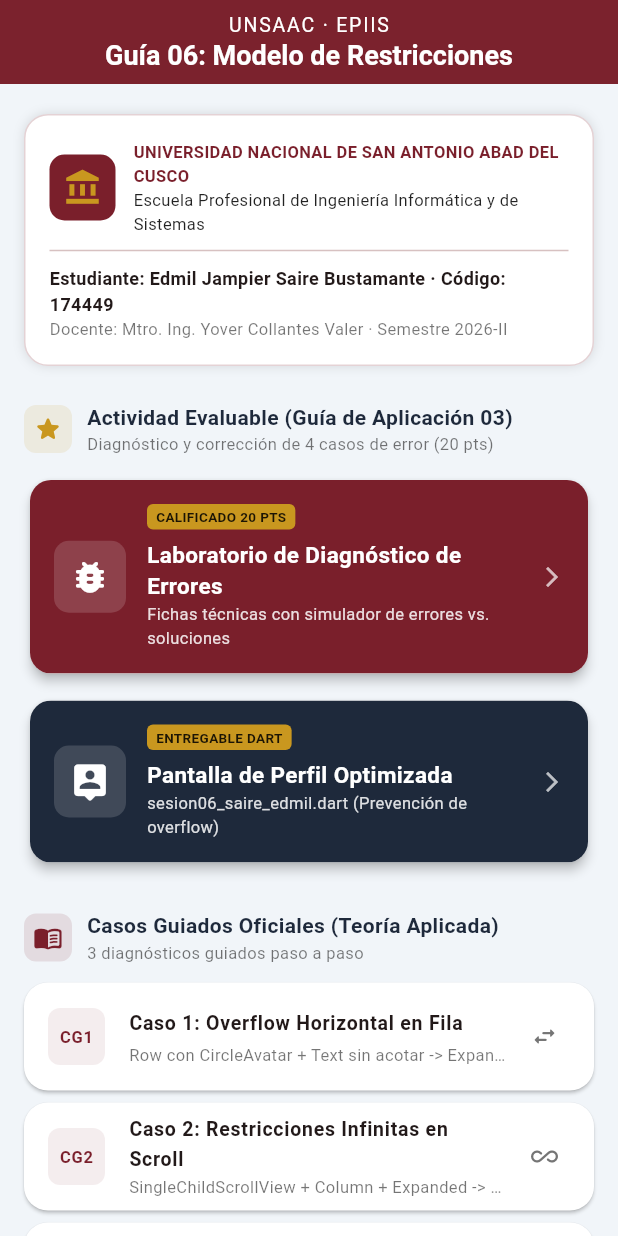
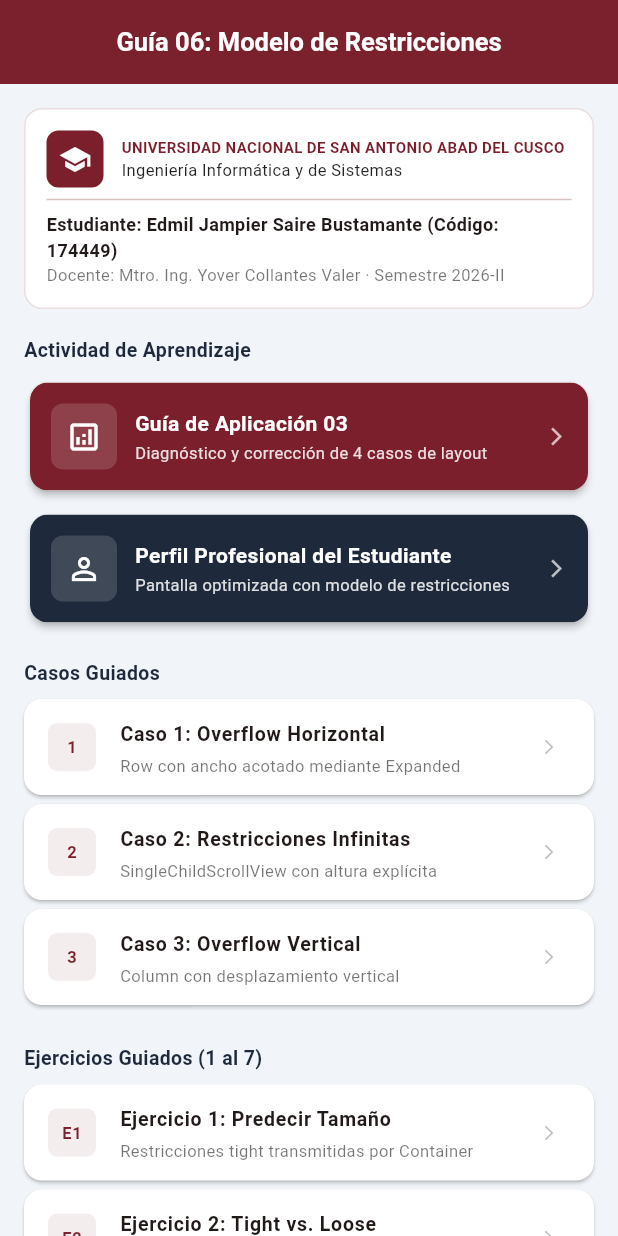
Before and after one commit to milith0kun/desarrollo-de-software-2-guia-6, a Flutter app: the screen it shows after launch, on a phone screen of 412 x 824 dp. Run offline on Flutter 3.47's test engine with Material 3 defaults, Android fonts, the phone set to English and light mode, and no system bars.

Commit message:
refactor: interfaz limpia y profesional sin textos innecesarios y capturas regeneradas

```diff
--- a/app_sesion_06/lib/main.dart
+++ b/app_sesion_06/lib/main.dart
@@ -15,35 +15,33 @@ import 'ejercicios/sesion06_saire_edmil.dart';
 
 /// ============================================================================
 /// UNIVERSIDAD NACIONAL DE SAN ANTONIO ABAD DEL CUSCO
-/// Facultad de Ingeniería Eléctrica, Electrónica, Informática y Mecánica
 /// Escuela Profesional de Ingeniería Informática y de Sistemas
 ///
 /// ASIGNATURA: Desarrollo de Software II (IF616AIN) — Semestre 2026-II
 /// DOCENTE:    Mtro. Ing. Yover Collantes Valer
 /// ESTUDIANTE: Edmil Jampier Saire Bustamante (Código: 174449)
 ///
-/// GUÍA 06: EL MODELO DE RESTRICCIONES (CONSTRAINTS GO DOWN, SIZES GO UP)
-/// APLICACIÓN OFICIAL: app_sesion_06
+/// GUÍA 06: EL MODELO DE RESTRICCIONES EN FLUTTER
 /// ============================================================================
 
 void main() {
   runApp(const AppSesion06());
 }
 
-/// Widget raíz con diseño institucional UNSAAC (Granate, Dorado y Azul)
 class AppSesion06 extends StatelessWidget {
   const AppSesion06({super.key});
 
   @override
   Widget build(BuildContext context) {
     return MaterialApp(
-      title: 'UNSAAC · Guía 06 - Modelo de Restricciones',
+      title: 'UNSAAC · Guía 06',
       debugShowCheckedModeBanner: false,
       theme: ThemeData(
+        fontFamily: 'Roboto',
         colorScheme: ColorScheme.fromSeed(
-          seedColor: const Color(0xFF7A1F2B), // Granate institucional UNSAAC
+          seedColor: const Color(0xFF7A1F2B),
           primary: const Color(0xFF7A1F2B),
-          secondary: const Color(0xFFC9971F), // Dorado institucional UNSAAC
+          secondary: const Color(0xFFC9971F),
           surface: const Color(0xFFF8FAFC),
         ),
         useMaterial3: true,
@@ -52,11 +50,11 @@ class AppSesion06 extends StatelessWidget {
           backgroundColor: Color(0xFF7A1F2B),
           foregroundColor: Colors.white,
           centerTitle: true,
-          elevation: 2,
+          elevation: 1,
         ),
         cardTheme: CardThemeData(
-          elevation: 2,
-          shape: RoundedRectangleBorder(borderRadius: BorderRadius.circular(16)),
+          elevation: 1,
+          shape: RoundedRectangleBorder(borderRadius: BorderRadius.circular(12)),
           color: Colors.white,
         ),
       ),
@@ -81,7 +79,6 @@ class AppSesion06 extends StatelessWidget {
   }
 }
 
-/// Menú interactivo central para navegación de toda la Sesión 6
 class MenuPrincipalGuia6 extends StatelessWidget {
   const MenuPrincipalGuia6({super.key});
 
@@ -89,191 +86,83 @@ class MenuPrincipalGuia6 extends StatelessWidget {
   Widget build(BuildContext context) {
     return Scaffold(
       appBar: AppBar(
-        title: const Column(
-          children: [
-            Text(
-              'UNSAAC · EPIIS',
-              style: TextStyle(fontSize: 13, letterSpacing: 1.2, fontWeight: FontWeight.w400),
-            ),
-            Text(
-              'Guía 06: Modelo de Restricciones',
-              style: TextStyle(fontSize: 18, fontWeight: FontWeight.bold),
-            ),
-          ],
+        title: const Text(
+          'Guía 06: Modelo de Restricciones',
+          style: TextStyle(fontSize: 17, fontWeight: FontWeight.bold),
         ),
       ),
       body: SingleChildScrollView(
-        padding: const EdgeInsets.symmetric(horizontal: 16.0, vertical: 20.0),
+        padding: const EdgeInsets.symmetric(horizontal: 16.0, vertical: 16.0),
         child: Column(
           crossAxisAlignment: CrossAxisAlignment.start,
           children: [
-            _buildEncabezadoInstitucional(context),
-            const SizedBox(height: 24),
+            _buildEncabezadoEstudiante(),
+            const SizedBox(height: 18),
 
-            // Sección destacada: Guía de Aplicación 03
-            _buildTituloSeccion(
-              icono: Icons.star_rounded,
-              color: const Color(0xFFC9971F),
-              titulo: 'Actividad Evaluable (Guía de Aplicación 03)',
-              subtitulo: 'Diagnóstico y corrección de 4 casos de error (20 pts)',
+            // Actividad Principal
+            _buildSeccionTitulo('Actividad de Aprendizaje'),
+            const SizedBox(height: 8),
+            _buildTarjetaPrincipal(
+              context: context,
+              titulo: 'Guía de Aplicación 03',
+              subtitulo: 'Diagnóstico y corrección de 4 casos de layout',
+              ruta: '/guia_03',
+              icono: Icons.analytics_outlined,
+              color: const Color(0xFF7A1F2B),
             ),
-            const SizedBox(height: 12),
-            _buildTarjetaDestacada(
+            const SizedBox(height: 8),
+            _buildTarjetaPrincipal(
               context: context,
-              titulo: 'Laboratorio de Diagnóstico de Errores',
-              subtitulo: 'Fichas técnicas con simulador de errores vs. soluciones',
-              etiqueta: 'CALIFICADO 20 PTS',
-              ruta: '/guia_03',
-              icono: Icons.bug_report_rounded,
-              colorFondo: const Color(0xFF7A1F2B),
-            ),
-            const SizedBox(height: 10),
-            _buildTarjetaDestacada(
-              context: context,
-              titulo: 'Pantalla de Perfil Optimizada',
-              subtitulo: 'sesion06_saire_edmil.dart (Prevención de overflow)',
-              etiqueta: 'ENTREGABLE DART',
+              titulo: 'Perfil Profesional del Estudiante',
+              subtitulo: 'Pantalla optimizada con modelo de restricciones',
               ruta: '/perfil_saire',
-              icono: Icons.person_pin_rounded,
-              colorFondo: const Color(0xFF1E293B),
+              icono: Icons.person_outline,
+              color: const Color(0xFF1E293B),
             ),
 
-            const SizedBox(height: 28),
+            const SizedBox(height: 20),
 
-            // Sección: Casos Guiados Oficiales
-            _buildTituloSeccion(
-              icono: Icons.menu_book_rounded,
-              color: const Color(0xFF7A1F2B),
-              titulo: 'Casos Guiados Oficiales (Teoría Aplicada)',
-              subtitulo: '3 diagnósticos guiados paso a paso',
-            ),
-            const SizedBox(height: 12),
-            _buildItemNavegacion(
-              context: context,
-              numero: 'CG1',
-              titulo: 'Caso 1: Overflow Horizontal en Fila',
-              subtitulo: 'Row con CircleAvatar + Text sin acotar -> Expanded + ellipsis',
-              ruta: '/caso_guiado_1',
-              icono: Icons.swap_horiz_rounded,
-            ),
-            _buildItemNavegacion(
-              context: context,
-              numero: 'CG2',
-              titulo: 'Caso 2: Restricciones Infinitas en Scroll',
-              subtitulo: 'SingleChildScrollView + Column + Expanded -> Altura fija',
-              ruta: '/caso_guiado_2',
-              icono: Icons.all_inclusive_rounded,
-            ),
-            _buildItemNavegacion(
-              context: context,
-              numero: 'CG3',
-              titulo: 'Caso 3: Overflow Vertical por Contenido',
-              subtitulo: 'Column con muchas tareas acumuladas -> SingleChildScrollView',
-              ruta: '/caso_guiado_3',
-              icono: Icons.swap_vert_rounded,
-            ),
+            // Casos Guiados
+            _buildSeccionTitulo('Casos Guiados'),
+            const SizedBox(height: 8),
+            _buildItem(context, '1', 'Caso 1: Overflow Horizontal', 'Row con ancho acotado mediante Expanded', '/caso_guiado_1'),
+            _buildItem(context, '2', 'Caso 2: Restricciones Infinitas', 'SingleChildScrollView con altura explícita', '/caso_guiado_2'),
+            _buildItem(context, '3', 'Caso 3: Overflow Vertical', 'Column con desplazamiento vertical', '/caso_guiado_3'),
 
-            const SizedBox(height: 28),
+            const SizedBox(height: 20),
 
-            // Sección: Ejercicios Guiados 1 al 7
-            _buildTituloSeccion(
-              icono: Icons.code_rounded,
-              color: Colors.indigo,
-              titulo: 'Ejercicios Guiados (1 al 7)',
-              subtitulo: 'Laboratorios de predicción, clasificación y refactorización',
-            ),
-            const SizedBox(height: 12),
-            _buildItemNavegacion(
-              context: context,
-              numero: 'E1',
-              titulo: 'Ejercicio 1: Predecir el Tamaño',
-              subtitulo: 'Center + Container(200x200) con hijo verde (400x50)',
-              ruta: '/ejercicio_1',
-              icono: Icons.aspect_ratio_rounded,
-            ),
-            _buildItemNavegacion(
-              context: context,
-              numero: 'E2',
-              titulo: 'Ejercicio 2: Tight vs. Loose Constraints',
-              subtitulo: 'Efecto sobre un hijo de 50x50 en 3 tipos de restricciones',
-              ruta: '/ejercicio_2',
-              icono: Icons.compare_arrows_rounded,
-            ),
-            _buildItemNavegacion(
-              context: context,
-              numero: 'E3',
-              titulo: 'Ejercicio 3: Diagnosticar Overflow Horizontal',
-              subtitulo: 'Row con carrito de compras y texto de precio total',
-              ruta: '/ejercicio_3',
-              icono: Icons.shopping_cart_outlined,
-            ),
-            _buildItemNavegacion(
-              context: context,
-              numero: 'E4',
-              titulo: 'Ejercicio 4: Restricciones Infinitas en ListView',
-              subtitulo: 'ListView horizontal con ListView vertical anidado',
-              ruta: '/ejercicio_4',
-              icono: Icons.view_column_outlined,
-            ),
-            _buildItemNavegacion(
-              context: context,
-              numero: 'E5',
-              titulo: 'Ejercicio 5: Elegir la Herramienta Correcta',
-              subtitulo: 'Matriz de decisión Expanded vs. SingleChildScrollView',
-              ruta: '/ejercicio_5',
-              icono: Icons.rule_folder_outlined,
-            ),
-            _buildItemNavegacion(
-              context: context,
-              numero: 'E6',
-              titulo: 'Ejercicio 6: Decodificar Error de Consola',
-              subtitulo: 'Análisis detallado de logs de RenderFlex overflowed',
-              ruta: '/ejercicio_6',
-              icono: Icons.terminal_rounded,
-            ),
-            _buildItemNavegacion(
-              context: context,
-              numero: 'E7',
-              titulo: 'Ejercicio 7: Refactorización Preventiva de Perfil',
-              subtitulo: 'Protección contra nombres largos y overflow en producción',
-              ruta: '/ejercicio_7',
-              icono: Icons.security_rounded,
-            ),
+            // Ejercicios Guiados
+            _buildSeccionTitulo('Ejercicios Guiados (1 al 7)'),
+            const SizedBox(height: 8),
+            _buildItem(context, 'E1', 'Ejercicio 1: Predecir Tamaño', 'Restricciones tight transmitidas por Container', '/ejercicio_1'),
+            _buildItem(context, 'E2', 'Ejercicio 2: Tight vs. Loose', 'Comportamiento de BoxConstraints en widget hijo', '/ejercicio_2'),
+            _buildItem(context, 'E3', 'Ejercicio 3: Overflow en Fila', 'Fila de precio corregida con Expanded', '/ejercicio_3'),
+            _buildItem(context, 'E4', 'Ejercicio 4: ListView Anidado', 'Delimitación de ancho en scroll horizontal', '/ejercicio_4'),
+            _buildItem(context, 'E5', 'Ejercicio 5: Matriz de Decisión', 'Expanded vs. SingleChildScrollView', '/ejercicio_5'),
+            _buildItem(context, 'E6', 'Ejercicio 6: Análisis de Logs', 'Decodificación de errores RenderFlex de consola', '/ejercicio_6'),
+            _buildItem(context, 'E7', 'Ejercicio 7: Prevención de Desbordes', 'Protección de perfil ante textos extensos', '/ejercicio_7'),
 
-            const SizedBox(height: 28),
+            const SizedBox(height: 20),
 
-            // Sección: Autoevaluación
-            _buildTituloSeccion(
-              icono: Icons.quiz_rounded,
-              color: Colors.teal,
-              titulo: 'Autoevaluación del Modelo de Restricciones',
-              subtitulo: '10 preguntas de opción múltiple con calificación inmediata',
-            ),
-            const SizedBox(height: 12),
-            _buildItemNavegacion(
-              context: context,
-              numero: 'TEST',
-              titulo: 'Cuestionario Teórico-Práctico (10 preguntas)',
-              subtitulo: 'Comprueba tu dominio sobre constraints go down, sizes go up',
-              ruta: '/autoevaluacion',
-              icono: Icons.checklist_rtl_rounded,
-            ),
+            // Autoevaluación
+            _buildSeccionTitulo('Autoevaluación'),
+            const SizedBox(height: 8),
+            _buildItem(context, '✓', 'Cuestionario de Autoevaluación', '10 preguntas teórico-prácticas justificadas', '/autoevaluacion'),
 
-            const SizedBox(height: 40),
+            const SizedBox(height: 24),
           ],
         ),
       ),
     );
   }
 
-  Widget _buildEncabezadoInstitucional(BuildContext context) {
+  Widget _buildEncabezadoEstudiante() {
     return Container(
-      padding: const EdgeInsets.all(16),
+      padding: const EdgeInsets.all(14),
       decoration: BoxDecoration(
         color: Colors.white,
-        borderRadius: BorderRadius.circular(16),
-        border: Border.all(color: const Color(0xFF7A1F2B).withValues(alpha: 0.2)),
-        boxShadow: const [BoxShadow(color: Colors.black12, blurRadius: 6)],
+        borderRadius: BorderRadius.circular(12),
+        border: Border.all(color: const Color(0xFF7A1F2B).withValues(alpha: 0.15)),
       ),
       child: Column(
         crossAxisAlignment: CrossAxisAlignment.start,
@@ -281,13 +170,13 @@ class MenuPrincipalGuia6 extends StatelessWidget {
           Row(
             children: [
               Container(
-                width: 44,
-                height: 44,
+                width: 38,
+                height: 38,
                 decoration: BoxDecoration(
                   color: const Color(0xFF7A1F2B),
-                  borderRadius: BorderRadius.circular(10),
+                  borderRadius: BorderRadius.circular(8),
                 ),
-                child: const Icon(Icons.account_balance, color: Color(0xFFC9971F), size: 26),
+                child: const Icon(Icons.school, color: Colors.white, size: 22),
               ),
               const SizedBox(width: 12),
               const Expanded(
@@ -296,10 +185,10 @@ class MenuPrincipalGuia6 extends StatelessWidget {
                   children: [
                     Text(
                       'UNIVERSIDAD NACIONAL DE SAN ANTONIO ABAD DEL CUSCO',
-                      style: TextStyle(fontSize: 11, fontWeight: FontWeight.bold, color: Color(0xFF7A1F2B)),
+                      style: TextStyle(fontSize: 10, fontWeight: FontWeight.bold, color: Color(0xFF7A1F2B)),
                     ),
                     Text(
-                      'Escuela Profesional de Ingeniería Informática y de Sistemas',
+                      'Ingeniería Informática y de Sistemas',
                       style: TextStyle(fontSize: 11, color: Colors.black87),
                     ),
                   ],
@@ -307,9 +196,9 @@ class MenuPrincipalGuia6 extends StatelessWidget {
               ),
             ],
           ),
-          const Divider(height: 20),
+          const Divider(height: 16),
           const Text(
-            'Estudiante: Edmil Jampier Saire Bustamante · Código: 174449',
+            'Estudiante: Edmil Jampier Saire Bustamante (Código: 174449)',
             style: TextStyle(fontSize: 12, fontWeight: FontWeight.bold),
           ),
           const Text(
@@ -321,83 +210,52 @@ class MenuPrincipalGuia6 extends StatelessWidget {
     );
   }
 
-  Widget _buildTituloSeccion({
-    required IconData icono,
-    required Color color,
-    required String titulo,
-    required String subtitulo,
-  }) {
-    return Row(
-      children: [
-        Container(
-          padding: const EdgeInsets.all(6),
-          decoration: BoxDecoration(color: color.withValues(alpha: 0.12), borderRadius: BorderRadius.circular(8)),
-          child: Icon(icono, color: color, size: 20),
-        ),
-        const SizedBox(width: 10),
-        Expanded(
-          child: Column(
-            crossAxisAlignment: CrossAxisAlignment.start,
-            children: [
-              Text(titulo, style: const TextStyle(fontSize: 14, fontWeight: FontWeight.bold, color: Color(0xFF1E293B))),
-              Text(subtitulo, style: const TextStyle(fontSize: 11, color: Colors.black54)),
-            ],
-          ),
-        ),
-      ],
+  Widget _buildSeccionTitulo(String titulo) {
+    return Text(
+      titulo,
+      style: const TextStyle(fontSize: 13, fontWeight: FontWeight.bold, color: Color(0xFF1E293B)),
     );
   }
 
-  Widget _buildTarjetaDestacada({
+  Widget _buildTarjetaPrincipal({
     required BuildContext context,
     required String titulo,
     required String subtitulo,
-    required String etiqueta,
     required String ruta,
     required IconData icono,
-    required Color colorFondo,
+    required Color color,
   }) {
     return Card(
-      elevation: 3,
+      elevation: 2,
       clipBehavior: Clip.antiAlias,
-      shape: RoundedRectangleBorder(borderRadius: BorderRadius.circular(14)),
+      shape: RoundedRectangleBorder(borderRadius: BorderRadius.circular(12)),
       child: InkWell(
         onTap: () => Navigator.pushNamed(context, ruta),
         child: Container(
-          padding: const EdgeInsets.all(16),
-          decoration: BoxDecoration(
-            color: colorFondo,
-          ),
+          padding: const EdgeInsets.all(14),
+          decoration: BoxDecoration(color: color),
           child: Row(
             children: [
               Container(
                 padding: const EdgeInsets.all(10),
                 decoration: BoxDecoration(
                   color: Colors.white.withValues(alpha: 0.15),
-                  borderRadius: BorderRadius.circular(10),
+                  borderRadius: BorderRadius.circular(8),
                 ),
-                child: Icon(icono, color: Colors.white, size: 28),
+                child: Icon(icono, color: Colors.white, size: 24),
               ),
-              const SizedBox(width: 14),
+              const SizedBox(width: 12),
               Expanded(
                 child: Column(
                   crossAxisAlignment: CrossAxisAlignment.start,
                   children: [
-                    Container(
-                      padding: const EdgeInsets.symmetric(horizontal: 6, vertical: 2),
-                      decoration: BoxDecoration(
-                        color: const Color(0xFFC9971F),
-                        borderRadius: BorderRadius.circular(4),
-                      ),
-                      child: Text(etiqueta, style: const TextStyle(fontSize: 9, fontWeight: FontWeight.bold, color: Colors.black87)),
-                    ),
-                    const SizedBox(height: 6),
-                    Text(titulo, style: const TextStyle(color: Colors.white, fontWeight: FontWeight.bold, fontSize: 15)),
+                    Text(titulo, style: const TextStyle(color: Colors.white, fontWeight: FontWeight.bold, fontSize: 14)),
+                    const SizedBox(height: 2),
                     Text(subtitulo, style: TextStyle(color: Colors.white.withValues(alpha: 0.85), fontSize: 11)),
                   ],
                 ),
               ),
-              const Icon(Icons.arrow_forward_ios, color: Colors.white70, size: 16),
+              const Icon(Icons.arrow_forward_ios, color: Colors.white70, size: 14),
             ],
           ),
         ),
@@ -405,33 +263,27 @@ class MenuPrincipalGuia6 extends StatelessWidget {
     );
   }
 
-  Widget _buildItemNavegacion({
-    required BuildContext context,
-    required String numero,
-    required String titulo,
-    required String subtitulo,
-    required String ruta,
-    required IconData icono,
-  }) {
+  Widget _buildItem(BuildContext context, String tag, String titulo, String subtitulo, String ruta) {
     return Card(
       elevation: 1,
-      margin: const EdgeInsets.only(bottom: 8),
+      margin: const EdgeInsets.only(bottom: 6),
       child: ListTile(
+        dense: true,
         onTap: () => Navigator.pushNamed(context, ruta),
         leading: Container(
-          width: 38,
-          height: 38,
+          width: 32,
+          height: 32,
           decoration: BoxDecoration(
             color: const Color(0xFF7A1F2B).withValues(alpha: 0.08),
-            borderRadius: BorderRadius.circular(8),
+            borderRadius: BorderRadius.circular(6),
           ),
           child: Center(
-            child: Text(numero, style: const TextStyle(color: Color(0xFF7A1F2B), fontWeight: FontWeight.bold, fontSize: 11)),
+            child: Text(tag, style: const TextStyle(color: Color(0xFF7A1F2B), fontWeight: FontWeight.bold, fontSize: 11)),
           ),
         ),
         title: Text(titulo, style: const TextStyle(fontWeight: FontWeight.w600, fontSize: 13)),
         subtitle: Text(subtitulo, style: const TextStyle(fontSize: 11, color: Colors.black54), maxLines: 1, overflow: TextOverflow.ellipsis),
-        trailing: Icon(icono, color: Colors.grey.shade600, size: 18),
+        trailing: const Icon(Icons.arrow_forward_ios, size: 12, color: Colors.black26),
       ),
     );
   }
```
Also changed, not shown: informe/imagenes/captura_menu_principal.png, 2 other files.
